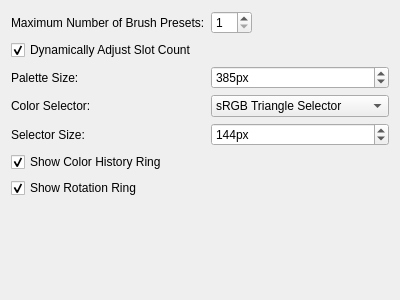
Before: the Qt Designer form libs/ui/forms/WdgPopupPaletteSettings.ui in KDE/krita, drawn with Qt 5.
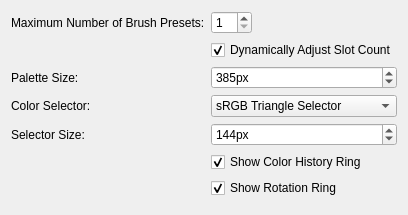
After: the same form once the commit is applied. Custom widgets are drawn as their Qt base class.

Commit message: Popup palette preferences: use form layout consistently

The edit to the form file:
```diff
--- a/libs/ui/forms/WdgPopupPaletteSettings.ui
+++ b/libs/ui/forms/WdgPopupPaletteSettings.ui
@@ -7,7 +7,7 @@
     <x>0</x>
     <y>0</y>
     <width>400</width>
-    <height>300</height>
+    <height>183</height>
    </rect>
   </property>
   <property name="windowTitle">
@@ -37,7 +37,7 @@
      </property>
     </widget>
    </item>
-   <item row="1" column="0" colspan="2">
+   <item row="1" column="1">
     <widget class="QCheckBox" name="chkUseDynamicSlotCount">
      <property name="text">
       <string>Dynamically Adjust Slot Count</string>
@@ -114,7 +114,7 @@
      </property>
     </widget>
    </item>
-   <item row="5" column="0" colspan="2">
+   <item row="5" column="1">
     <widget class="QCheckBox" name="chkShowColorHistory">
      <property name="text">
       <string>Show Color History Ring</string>
@@ -124,7 +124,7 @@
      </property>
     </widget>
    </item>
-   <item row="6" column="0" colspan="2">
+   <item row="6" column="1">
     <widget class="QCheckBox" name="chkShowRotationTrack">
      <property name="text">
       <string>Show Rotation Ring</string>
@@ -134,6 +134,19 @@
      </property>
     </widget>
    </item>
+   <item row="7" column="0" colspan="2">
+    <spacer name="verticalSpacer">
+     <property name="orientation">
+      <enum>Qt::Vertical</enum>
+     </property>
+     <property name="sizeHint" stdset="0">
+      <size>
+       <width>20</width>
+       <height>40</height>
+      </size>
+     </property>
+    </spacer>
+   </item>
   </layout>
  </widget>
  <customwidgets>
```
Left out of the diff: 22 changed lines with no effect on the pictures.
